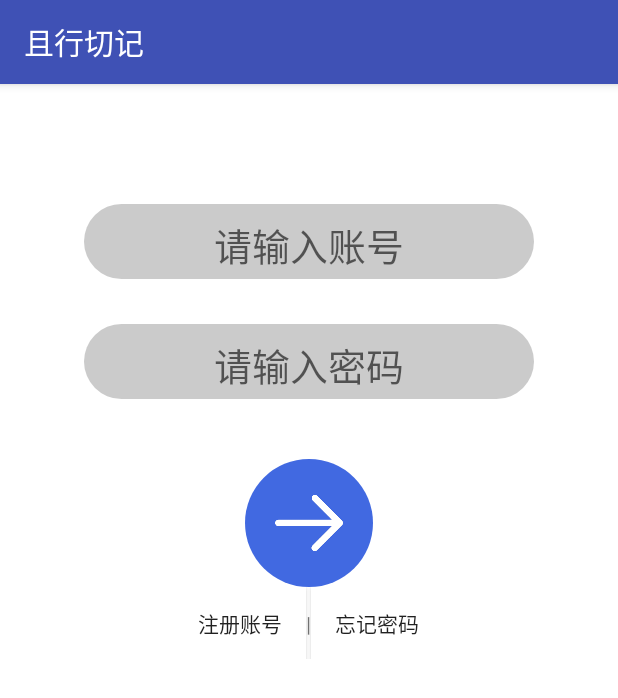
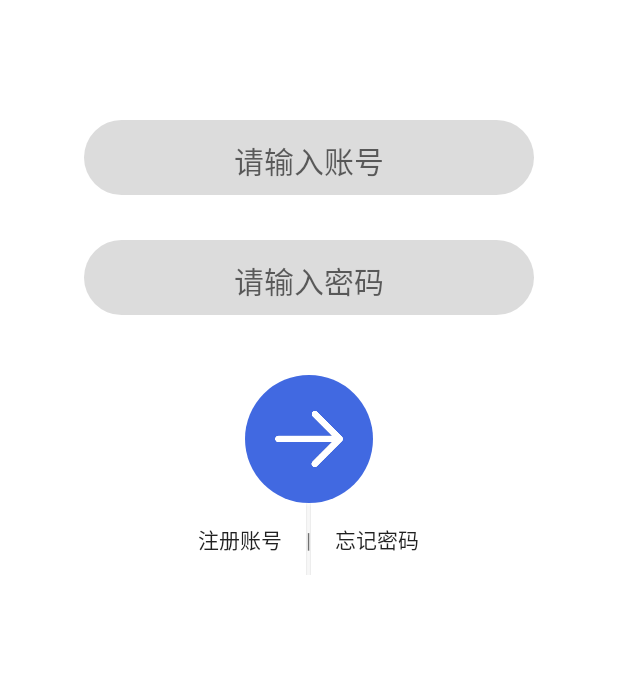
Before and after one commit to LiHeQian6/Travel-diary, an Android app: the screen it shows after launch (LoginActivity), on a phone screen of 412 x 824 dp. Shown: the top 698 px of the screen. Run offline under Robolectric (Android 15) with nearby library versions, the phone set to English and light mode, and no system bars.

Commit message:
更新app主题等

```diff
--- a/Traveldiary/app/src/main/java/com/project/li/travel_diary/LoginActivity.java
+++ b/Traveldiary/app/src/main/java/com/project/li/travel_diary/LoginActivity.java
@@ -1,9 +1,11 @@
 package com.project.li.travel_diary;
 
 import android.content.Intent;
+import android.os.Build;
 import android.support.v7.app.AppCompatActivity;
 import android.os.Bundle;
 import android.view.View;
+import android.view.WindowManager;
 import android.widget.LinearLayout;
 
 public class LoginActivity extends AppCompatActivity {
@@ -14,6 +16,7 @@ public class LoginActivity extends AppCompatActivity {
         super.onCreate(savedInstanceState);
         setContentView(R.layout.activity_login);
 
+        setStatusBar();
         login = findViewById(R.id.btnLogin);
         login.setOnClickListener(new View.OnClickListener() {
             @Override
@@ -25,4 +28,12 @@ public class LoginActivity extends AppCompatActivity {
         });
     }
 
+    protected void setStatusBar() {
+        if (Build.VERSION.SDK_INT >= Build.VERSION_CODES.M) {
+            //getWindow().addFlags(WindowManager.LayoutParams.FLAG_TRANSLUCENT_STATUS);//隐藏状态栏但不隐藏状态栏字体
+            //getWindow().setFlags(WindowManager.LayoutParams.FLAG_FULLSCREEN, WindowManager.LayoutParams.FLAG_FULLSCREEN); //隐藏状态栏，并且不显示字体
+            getWindow().getDecorView().setSystemUiVisibility(View.SYSTEM_UI_FLAG_LIGHT_STATUS_BAR);//实现状态栏文字颜色为暗色
+
+        }
+    }
 }
--- a/Traveldiary/app/src/main/java/com/project/li/travel_diary/MainPageActivity.java
+++ b/Traveldiary/app/src/main/java/com/project/li/travel_diary/MainPageActivity.java
@@ -1,10 +1,12 @@
 package com.project.li.travel_diary;
 
+import android.os.Build;
 import android.support.v4.app.FragmentTabHost;
 import android.support.v7.app.AppCompatActivity;
 import android.os.Bundle;
 import android.view.LayoutInflater;
 import android.view.View;
+import android.view.WindowManager;
 import android.widget.ImageView;
 import android.widget.TabHost;
 import android.widget.TextView;
@@ -25,7 +27,7 @@ public class MainPageActivity extends AppCompatActivity {
     protected void onCreate(Bundle savedInstanceState) {
         super.onCreate(savedInstanceState);
         setContentView(R.layout.activity_main);
-
+        setStatusBar();
         FragmentTabHost fragmentTabHost = findViewById(android.R.id.tabhost);
         fragmentTabHost.setup(this,getSupportFragmentManager(),android.R.id.tabcontent);
 
@@ -95,4 +97,13 @@ public class MainPageActivity extends AppCompatActivity {
 
         return view;
     }
+
+    protected void setStatusBar() {
+        if (Build.VERSION.SDK_INT >= Build.VERSION_CODES.M) {
+            //getWindow().addFlags(WindowManager.LayoutParams.FLAG_TRANSLUCENT_STATUS);//隐藏状态栏但不隐藏状态栏字体
+            //getWindow().setFlags(WindowManager.LayoutParams.FLAG_FULLSCREEN, WindowManager.LayoutParams.FLAG_FULLSCREEN); //隐藏状态栏，并且不显示字体
+            getWindow().getDecorView().setSystemUiVisibility(View.SYSTEM_UI_FLAG_LIGHT_STATUS_BAR);//实现状态栏文字颜色为暗色
+
+        }
+    }
 }
--- a/Traveldiary/app/src/main/res/drawable/editstyle.xml
+++ b/Traveldiary/app/src/main/res/drawable/editstyle.xml
@@ -1,6 +1,6 @@
 <?xml version="1.0" encoding="utf-8"?>
 <shape xmlns:android="http://schemas.android.com/apk/res/android">
 
-    <solid android:color="#cbcbcb"/>
+    <solid android:color="#dcdcdc"/>
     <corners android:radius="50dp"/>
 </shape>
--- a/Traveldiary/app/src/main/res/layout/activity_login.xml
+++ b/Traveldiary/app/src/main/res/layout/activity_login.xml
@@ -20,9 +20,9 @@
             android:id="@+id/edtUsername"
             android:layout_width="300dp"
             android:layout_height="wrap_content"
-            android:paddingTop="8dp"
+            android:paddingTop="12dp"
             android:hint="请输入账号"
-            android:textSize="25dp"
+            android:textSize="20dp"
             android:textAlignment="center"
             android:background="@null"/>
     </LinearLayout>
@@ -36,11 +36,11 @@
 
         <EditText
             android:id="@+id/edtPassword"
-            android:paddingTop="8dp"
+            android:paddingTop="12dp"
             android:layout_width="300dp"
             android:layout_height="wrap_content"
             android:hint="请输入密码"
-            android:textSize="25dp"
+            android:textSize="20dp"
             android:textAlignment="center"
             android:background="@null"/>
     </LinearLayout>
@@ -69,9 +69,11 @@
         android:layout_width="wrap_content"
         android:layout_height="wrap_content"
         android:orientation="horizontal"
-        android:layout_gravity="center">
+        android:layout_gravity="center"
+        android:background="#ffffff">
 
         <Button
+            android:id="@+id/btnRegister"
             android:layout_width="wrap_content"
             android:layout_height="wrap_content"
             android:text="注册账号"
@@ -80,8 +82,10 @@
         <TextView
             android:layout_width="wrap_content"
             android:layout_height="wrap_content"
-            android:text="|"/>
+            android:text="|"
+            android:background="#ffffff"/>
         <Button
+            android:id="@+id/btnForgetPass"
             android:layout_width="wrap_content"
             android:layout_height="wrap_content"
             android:text="忘记密码"
--- a/Traveldiary/app/src/main/res/values/colors.xml
+++ b/Traveldiary/app/src/main/res/values/colors.xml
@@ -1,8 +1,8 @@
 <?xml version="1.0" encoding="utf-8"?>
 <resources>
-    <color name="colorPrimary">#3F51B5</color>
-    <color name="colorPrimaryDark">#303F9F</color>
-    <color name="colorAccent">#FF4081</color>
+    <color name="colorPrimary">#ffffff</color>
+    <color name="colorPrimaryDark">#ffffff</color>
+    <color name="colorAccent">#ffffff</color>
     <color name="colorMyBlue">#1296db</color>
     <color name="colorMyGray">#707070</color>
 </resources>
--- a/Traveldiary/app/src/main/res/values/styles.xml
+++ b/Traveldiary/app/src/main/res/values/styles.xml
@@ -6,6 +6,7 @@
         <item name="colorPrimary">@color/colorPrimary</item>
         <item name="colorPrimaryDark">@color/colorPrimaryDark</item>
         <item name="colorAccent">@color/colorAccent</item>
+        <item name="windowNoTitle">true</item>
     </style>
 
 </resources>
```
